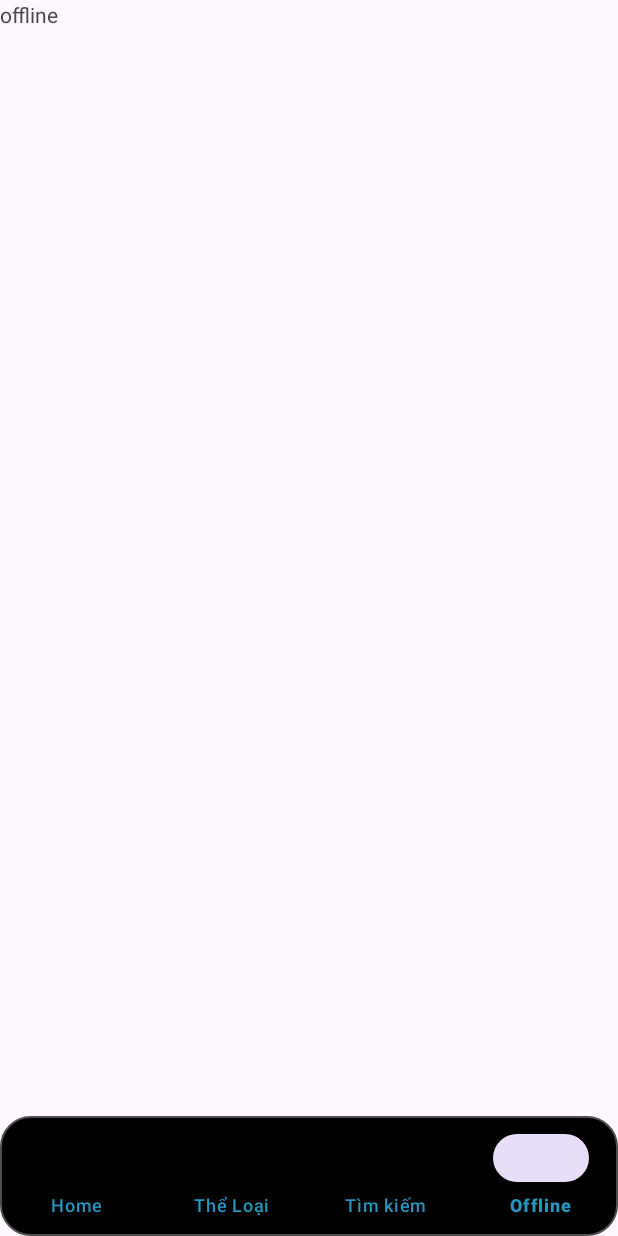
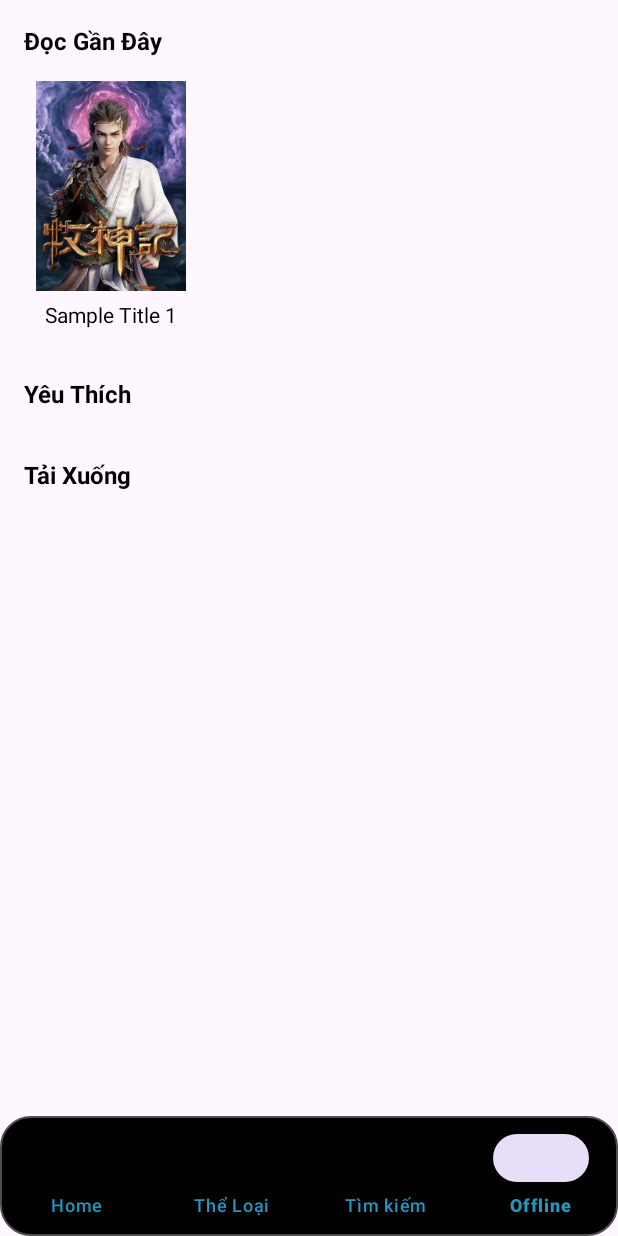
Before and after one commit to HandQ2212/ProReadApp, an Android app: the screen it shows after launch (MainActivity), item 4 of the bottom bar chosen, on a phone screen of 412 x 824 dp. Run offline under Robolectric (Android 15) with nearby library versions, the phone set to English and light mode, and no system bars.

Commit message:
update: them phan hien thi truyen

```diff
--- a/App Mobile/app/src/main/AndroidManifest.xml
+++ b/App Mobile/app/src/main/AndroidManifest.xml
@@ -21,6 +21,7 @@
                 <category android:name="android.intent.category.LAUNCHER" />
             </intent-filter>
         </activity>
+        <activity android:name=".view.StoryDetailActivity" />
     </application>
 
 </manifest>
--- a/App Mobile/app/src/main/java/com/example/proreadapp/Fragment/OfflineFragment.java
+++ /dev/null
@@ -1,23 +0,0 @@
-package com.example.proreadapp.Fragment;
-
-import android.os.Bundle;
-import android.view.LayoutInflater;
-import android.view.View;
-import android.view.ViewGroup;
-
-import androidx.annotation.NonNull;
-import androidx.annotation.Nullable;
-import androidx.fragment.app.Fragment;
-
-import com.example.proreadapp.R;
-import com.example.proreadapp.databinding.FragmentOfflineBinding;
-
-public class OfflineFragment extends Fragment {
-    private FragmentOfflineBinding binding;
-
-    @Override
-    public View onCreateView(LayoutInflater inflater, ViewGroup container, Bundle savedInstanceState){
-        binding = FragmentOfflineBinding.inflate(inflater, container, false);
-        return binding.getRoot();
-    }
-}
--- /dev/null
+++ b/App Mobile/app/src/main/java/com/example/proreadapp/adapter/StoryAdapter.java
@@ -0,0 +1,60 @@
+package com.example.proreadapp.adapter;
+
+import android.content.Context;
+import android.content.Intent;
+import android.view.LayoutInflater;
+import android.view.ViewGroup;
+
+import androidx.recyclerview.widget.RecyclerView;
+
+import com.example.proreadapp.databinding.ItemStoryBinding;
+import com.example.proreadapp.model.Story;
+import com.example.proreadapp.view.StoryDetailActivity;
+
+import java.util.List;
+
+public class StoryAdapter extends RecyclerView.Adapter<StoryAdapter.StoryViewHolder> {
+    private final Context context;
+    private final List<Story> storyList;
+
+    public StoryAdapter(Context context, List<Story> storyList) {
+        this.context = context;
+        this.storyList = storyList;
+    }
+    @Override
+    public StoryViewHolder onCreateViewHolder(ViewGroup parent, int viewType) {
+        ItemStoryBinding binding = ItemStoryBinding.inflate(LayoutInflater.from(context), parent, false);
+        return new StoryViewHolder(binding);
+    }
+
+    @Override
+    public void onBindViewHolder( StoryViewHolder holder, int position) {
+        Story story = storyList.get(position);
+        holder.binding.textTitle.setText(story.getTitle());
+        holder.binding.imageCover.setImageResource(story.getImageResId());
+
+        holder.binding.imageCover.setOnClickListener(v -> {
+            Intent intent = new Intent(context, StoryDetailActivity.class);
+            intent.putExtra("title", story.getTitle());
+            intent.putExtra("author", story.getAuthor());
+            intent.putExtra("info", story.getInfo());
+            intent.putExtra("description", story.getDescription());
+            intent.putExtra("imageResId", story.getImageResId());
+            context.startActivity(intent);
+        });
+    }
+
+    @Override
+    public int getItemCount() {
+        return storyList.size();
+    }
+
+    public static class StoryViewHolder extends RecyclerView.ViewHolder {
+        final ItemStoryBinding binding;
+
+        public StoryViewHolder(ItemStoryBinding binding) {
+            super(binding.getRoot());
+            this.binding = binding;
+        }
+    }
+}
--- a/App Mobile/app/src/main/java/com/example/proreadapp/Fragment/HomeFragment.java
+++ b/App Mobile/app/src/main/java/com/example/proreadapp/fragment/HomeFragment.java
@@ -1,15 +1,12 @@
-package com.example.proreadapp.Fragment;
+package com.example.proreadapp.fragment;
 
 import android.os.Bundle;
 import android.view.LayoutInflater;
 import android.view.View;
 import android.view.ViewGroup;
 
-import androidx.annotation.NonNull;
-import androidx.annotation.Nullable;
 import androidx.fragment.app.Fragment;
 
-import com.example.proreadapp.R;
 import com.example.proreadapp.databinding.FragmentHomeBinding;
 
 public class HomeFragment extends Fragment {
--- /dev/null
+++ b/App Mobile/app/src/main/java/com/example/proreadapp/fragment/OfflineFragment.java
@@ -0,0 +1,54 @@
+package com.example.proreadapp.fragment;
+
+import android.os.Bundle;
+import android.view.LayoutInflater;
+import android.view.View;
+import android.view.ViewGroup;
+
+import androidx.fragment.app.Fragment;
+import androidx.recyclerview.widget.LinearLayoutManager;
+
+import com.example.proreadapp.R;
+import com.example.proreadapp.adapter.StoryAdapter;
+import com.example.proreadapp.databinding.FragmentOfflineBinding;
+import com.example.proreadapp.model.Story;
+
+import java.util.ArrayList;
+import java.util.List;
+
+public class OfflineFragment extends Fragment {
+    private FragmentOfflineBinding binding;
+    private List<Story> storyList;
+
+    @Override
+    public View onCreateView(LayoutInflater inflater, ViewGroup container, Bundle savedInstanceState){
+        binding = FragmentOfflineBinding.inflate(inflater, container, false);
+        initData();
+        setupRecyclerView();
+        return binding.getRoot();
+    }
+
+
+    private void initData() {
+        storyList = new ArrayList<>();
+        storyList.add(new Story(
+                "Sample Title 1",
+                "Sample Author 1",
+                "Sample Info 1",
+                "Sample Description 1",
+                R.drawable.mucthanky1618392290// Thay bằng ID ảnh trong thư mục res/drawable
+        ));
+    }
+
+    private void setupRecyclerView(){
+        StoryAdapter storyAdapter = new StoryAdapter(requireContext(), storyList);
+        binding.recyclerViewOffline.setLayoutManager(new LinearLayoutManager(getContext(), LinearLayoutManager.VERTICAL, false));
+        binding.recyclerViewOffline.setAdapter(storyAdapter);
+    }
+
+    @Override
+    public void onDestroyView() {
+        super.onDestroyView();
+        binding = null;
+    }
+}
--- a/App Mobile/app/src/main/java/com/example/proreadapp/Fragment/TheLoaiFragment.java
+++ b/App Mobile/app/src/main/java/com/example/proreadapp/fragment/TheLoaiFragment.java
@@ -1,4 +1,4 @@
-package com.example.proreadapp.Fragment;
+package com.example.proreadapp.fragment;
 
 import android.os.Bundle;
 import android.view.LayoutInflater;
@@ -6,13 +6,11 @@ import android.view.View;
 import android.view.ViewGroup;
 import android.widget.Toast;
 
-import androidx.annotation.NonNull;
 import androidx.annotation.Nullable;
 import androidx.fragment.app.Fragment;
 import androidx.lifecycle.ViewModelProvider;
 import androidx.recyclerview.widget.GridLayoutManager;
 
-import com.example.proreadapp.R;
 import com.example.proreadapp.adapter.CategoryAdapter;
 import com.example.proreadapp.databinding.FragmentTheLoaiBinding;
 import com.example.proreadapp.viewmodel.CategoryViewModel;
--- a/App Mobile/app/src/main/java/com/example/proreadapp/Fragment/TimKiemFragment.java
+++ b/App Mobile/app/src/main/java/com/example/proreadapp/fragment/TimKiemFragment.java
@@ -1,15 +1,12 @@
-package com.example.proreadapp.Fragment;
+package com.example.proreadapp.fragment;
 
 import android.os.Bundle;
 import android.view.LayoutInflater;
 import android.view.View;
 import android.view.ViewGroup;
 
-import androidx.annotation.NonNull;
-import androidx.annotation.Nullable;
 import androidx.fragment.app.Fragment;
 
-import com.example.proreadapp.R;
 import com.example.proreadapp.databinding.FragmentTimKiemBinding;
 
 public class TimKiemFragment extends Fragment {
--- /dev/null
+++ b/App Mobile/app/src/main/res/drawable/bg_image_rounded.xml
@@ -0,0 +1,4 @@
+<shape xmlns:android="http://schemas.android.com/apk/res/android" android:shape="rectangle">
+    <corners android:radius="8dp" />
+    <solid android:color="#00000000" />
+</shape>
--- a/App Mobile/app/src/main/res/layout/fragment_offline.xml
+++ b/App Mobile/app/src/main/res/layout/fragment_offline.xml
@@ -1,12 +1,69 @@
 <?xml version="1.0" encoding="utf-8"?>
-<LinearLayout xmlns:android="http://schemas.android.com/apk/res/android"
+<ScrollView xmlns:android="http://schemas.android.com/apk/res/android"
+    android:id="@+id/layoutRoot"
     android:layout_width="match_parent"
-    android:layout_height="match_parent">
+    android:layout_height="match_parent"
+    android:padding="16dp">
 
-    <TextView
-        android:id="@+id/textView"
-        android:layout_width="wrap_content"
+    <LinearLayout
+        android:layout_width="match_parent"
         android:layout_height="wrap_content"
-        android:layout_weight="1"
-        android:text="offline" />
-</LinearLayout>
+        android:orientation="vertical">
+
+        <!-- Đọc gần đây -->
+        <TextView
+            android:id="@+id/textRecentRead"
+            android:layout_width="wrap_content"
+            android:layout_height="wrap_content"
+            android:text="Đọc Gần Đây"
+            android:textColor="#000000"
+            android:textSize="16sp"
+            android:textStyle="bold"
+            android:layout_marginBottom="8dp" />
+
+        <androidx.recyclerview.widget.RecyclerView
+            android:id="@+id/recyclerViewOffline"
+            android:layout_width="match_parent"
+            android:layout_height="wrap_content"
+            android:layout_marginBottom="24dp"
+            android:overScrollMode="never"
+            android:scrollbars="none" />
+
+        <!-- Yêu thích gần đây -->
+        <TextView
+            android:id="@+id/textFavorites"
+            android:layout_width="wrap_content"
+            android:layout_height="wrap_content"
+            android:text="Yêu Thích"
+            android:textColor="#000000"
+            android:textSize="16sp"
+            android:textStyle="bold"
+            android:layout_marginBottom="8dp" />
+
+        <androidx.recyclerview.widget.RecyclerView
+            android:id="@+id/recyclerViewFavorites"
+            android:layout_width="match_parent"
+            android:layout_height="wrap_content"
+            android:layout_marginBottom="24dp"
+            android:overScrollMode="never"
+            android:scrollbars="none" />
+
+        <!-- Tải gần đây -->
+        <TextView
+            android:id="@+id/textDownloads"
+            android:layout_width="wrap_content"
+            android:layout_height="wrap_content"
+            android:text="Tải Xuống"
+            android:textColor="#000000"
+            android:textSize="16sp"
+            android:textStyle="bold"
+            android:layout_marginBottom="8dp" />
+
+        <androidx.recyclerview.widget.RecyclerView
+            android:id="@+id/recyclerViewDownloads"
+            android:layout_width="match_parent"
+            android:layout_height="wrap_content"
+            android:overScrollMode="never"
+            android:scrollbars="none" />
+    </LinearLayout>
+</ScrollView>
--- /dev/null
+++ b/App Mobile/app/src/main/res/layout/item_story.xml
@@ -0,0 +1,29 @@
+<?xml version="1.0" encoding="utf-8"?>
+<LinearLayout xmlns:android="http://schemas.android.com/apk/res/android"
+    android:id="@+id/itemStoryLayout"
+    android:layout_width="wrap_content"
+    android:layout_height="wrap_content"
+    android:orientation="vertical"
+    android:padding="8dp"
+    android:gravity="center">
+
+    <ImageView
+        android:id="@+id/imageCover"
+        android:layout_width="100dp"
+        android:layout_height="140dp"
+        android:scaleType="centerCrop"
+        android:background="@drawable/bg_image_rounded"
+        android:src="@drawable/mucthanky1618392290"/>
+
+    <TextView
+        android:id="@+id/textTitle"
+        android:layout_width="100dp"
+        android:layout_height="wrap_content"
+        android:layout_marginTop="6dp"
+        android:text="Tên Truyện"
+        android:textColor="#000000"
+        android:textSize="14sp"
+        android:maxLines="2"
+        android:ellipsize="end"
+        android:gravity="center" />
+</LinearLayout>
```
Also changed, not shown: App Mobile/app/src/main/java/com/example/proreadapp/MainActivity.java (+4 -5 lines), App Mobile/app/src/main/java/com/example/proreadapp/view/StoryDetailActivity.java (added, +50 -0 lines), App Mobile/app/src/main/java/com/example/proreadapp/viewmodel/StoryDetailViewModel.java (added, +25 -0 lines), App Mobile/app/src/main/res/layout/activity_story_detail.xml (renamed from App Mobile/app/src/main/res/layout/activity_story.xml, +12 -19 lines), App Mobile/app/src/main/res/drawable/mucthanky1618392290.jpg (added).
